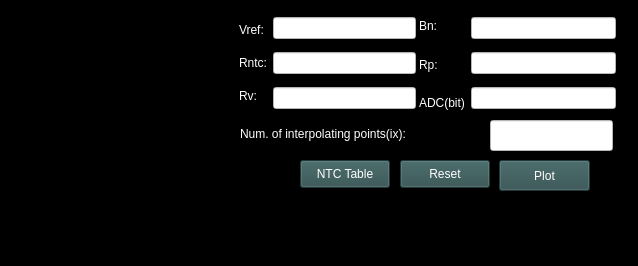
Qt form mainwindow.ui (omrdk/ntc_graph) before a commit.
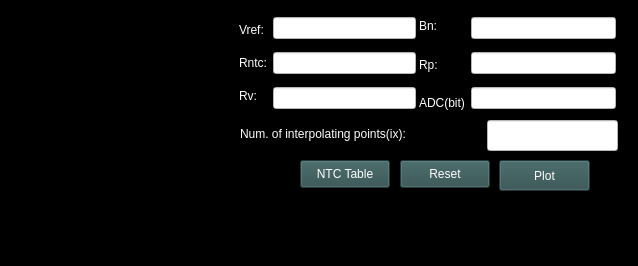
The same form after that commit. Icons and pictures are not drawn.

The edit to the form file:
```diff
--- a/mainwindow.ui
+++ b/mainwindow.ui
@@ -272,14 +272,14 @@
    <widget class="QLineEdit" name="line_ix">
     <property name="geometry">
      <rect>
-      <x>490</x>
+      <x>487</x>
       <y>120</y>
-      <width>123</width>
+      <width>131</width>
       <height>31</height>
      </rect>
     </property>
     <property name="styleSheet">
-     <string notr="true">Background-color: rgb(255,255,255);</string>
+     <string notr="true">Background-color: rgb(255,255,255);color:rgb(0,0,0)</string>
     </property>
    </widget>
   </widget>
```
Left out of the diff: 12 changed lines with no effect on the pictures.
